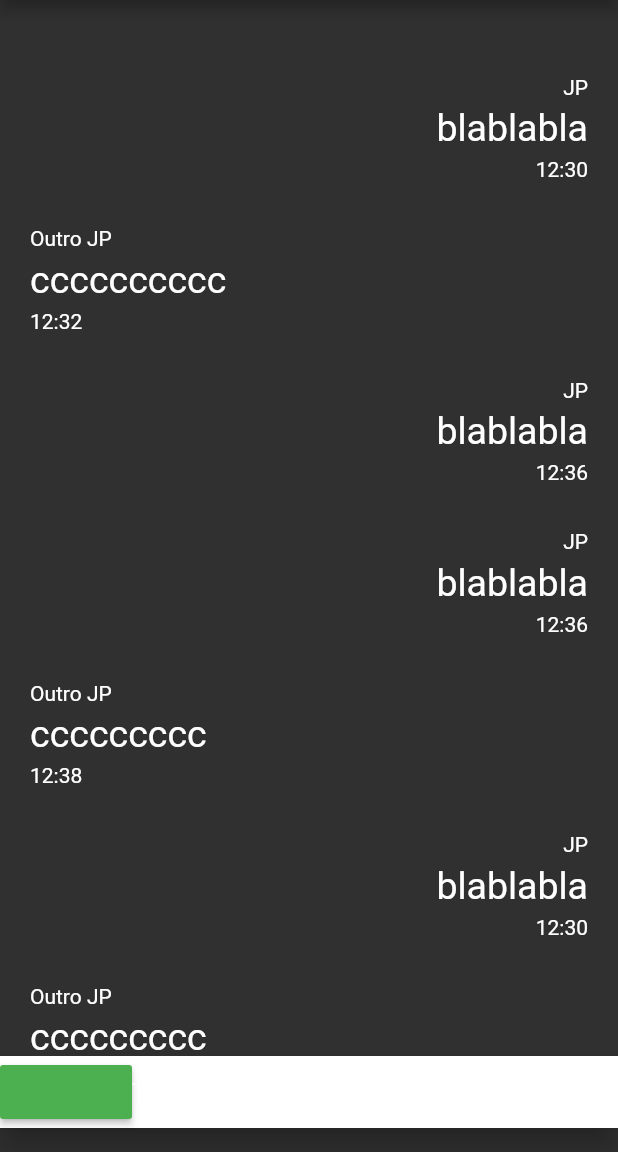
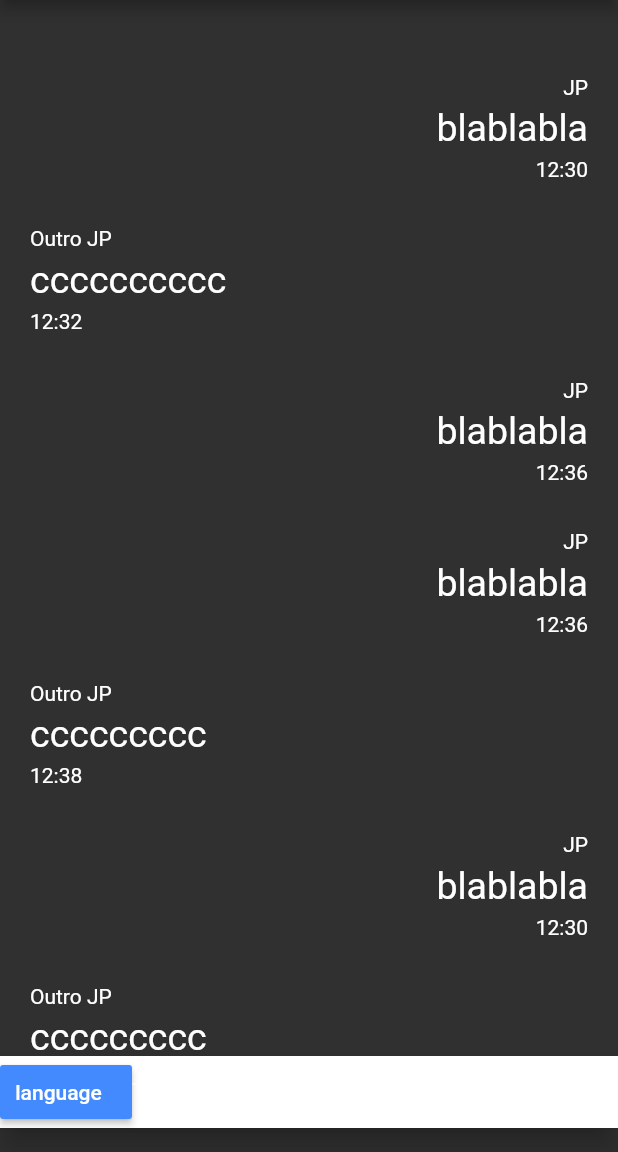
Before and after one commit to joaopaulogse/hack19flutter, a Flutter app: the screen it shows after launch, on a phone screen of 412 x 824 dp, the part 84-1236 px from its top. Run offline on Flutter 3.47's test engine with Material 2 defaults, Android fonts, the phone set to English and light mode, and no system bars.

Commit message:
language button

```diff
--- a/lib/pages/chat_page.dart
+++ b/lib/pages/chat_page.dart
@@ -57,8 +57,9 @@ class _ChatPageState extends State<ChatPage> {
           mainAxisAlignment: MainAxisAlignment.spaceBetween,
           children: [
             RaisedButton(
+              child: const Text("language"),
               padding: EdgeInsets.only(right: 10),
-              color: Colors.green,
+              color: Colors.blueAccent,
               onPressed: (){},
             ),
             Flexible(
```
